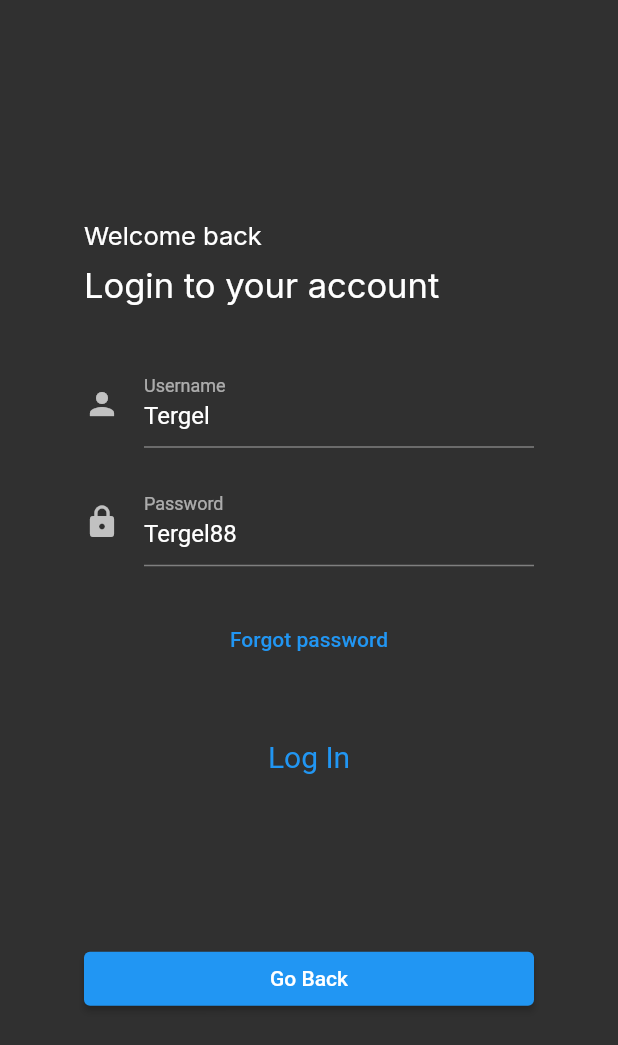
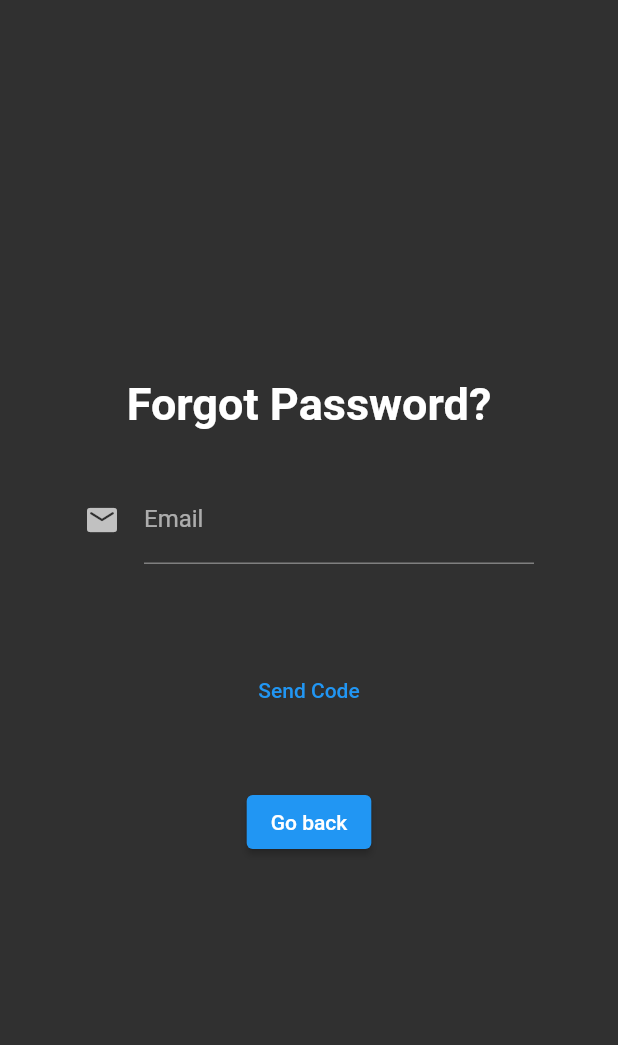
Before and after one commit to TD-Academy/Elf-Hearts-Mobile, a Flutter app: the LogInPage screen opened by its route, after a tap on "Forgot password", on a phone screen of 412 x 824 dp. Shown: the top 1045 px of the screen. Run offline on Flutter 3.47's test engine with Material 2 defaults, Android fonts, the phone set to English and light mode, and no system bars; our stand-ins replace flutter_secure_storage, google_fonts, lottie; missing offline and left inert: dart:js; accounts and stored records are empty; network calls fail.

Commit message:
added change pass pages

```diff
--- /dev/null
+++ b/lib/screens/password/change_pass_page.dart
@@ -0,0 +1,59 @@
+import 'package:flutter/material.dart';
+
+class ChangePassPage extends StatefulWidget {
+  const ChangePassPage({Key? key}) : super(key: key);
+
+  @override
+  State<ChangePassPage> createState() => _ChangePassPageState();
+}
+
+class _ChangePassPageState extends State<ChangePassPage> {
+  @override
+  Widget build(BuildContext context) {
+    return Scaffold(
+        body: Padding(
+            padding: EdgeInsets.all(30),
+            child: Center(
+                child: SizedBox(
+                    width: 300,
+                    child: Column(
+                      mainAxisAlignment: MainAxisAlignment.center,
+                      crossAxisAlignment: CrossAxisAlignment.center,
+                      children: [
+                        const Text(
+                          "Forgot Password?",
+                          style: TextStyle(
+                              fontSize: 30, fontWeight: FontWeight.w700),
+                        ),
+                        const SizedBox(
+                          height: 30,
+                        ),
+                        TextFormField(
+                          decoration: const InputDecoration(
+                              icon: Icon(Icons.email_rounded),
+                              labelText: "Email"),
+                        ),
+                        const SizedBox(
+                          height: 20,
+                        ),
+                        // TextFormField(
+                        //   decoration: const InputDecoration(
+                        //       icon: Icon(Icons.person), labelText: "Username"),
+                        // ),
+                        const SizedBox(
+                          height: 40,
+                        ),
+                        TextButton(
+                            onPressed: () {}, child: const Text("Send Code")),
+                        const SizedBox(
+                          height: 40,
+                        ),
+                        ElevatedButton(
+                            onPressed: () {
+                              Navigator.of(context).pop();
+                            },
+                            child: const Text("Go back"))
+                      ],
+                    )))));
+  }
+}
--- a/lib/screens/signIn/components/sign_in_form.dart
+++ b/lib/screens/signIn/components/sign_in_form.dart
@@ -67,7 +67,9 @@ class _SignInFormState extends State<SignInForm> {
         ),
         const SizedBox(height: 25),
         TextButton(
-          onPressed: () {},
+          onPressed: () {
+            Navigator.of(context).pushNamed('/password');
+          },
           child: const Text('Forgot password'),
         ),
         const SizedBox(height: 30),
```
Also changed, not shown: lib/main.dart (+7 -1 lines), lib/screens/otp/components/otp_form.dart (+6 -7 lines), lib/screens/password/change_pass.dart (added, +43 -0 lines).
